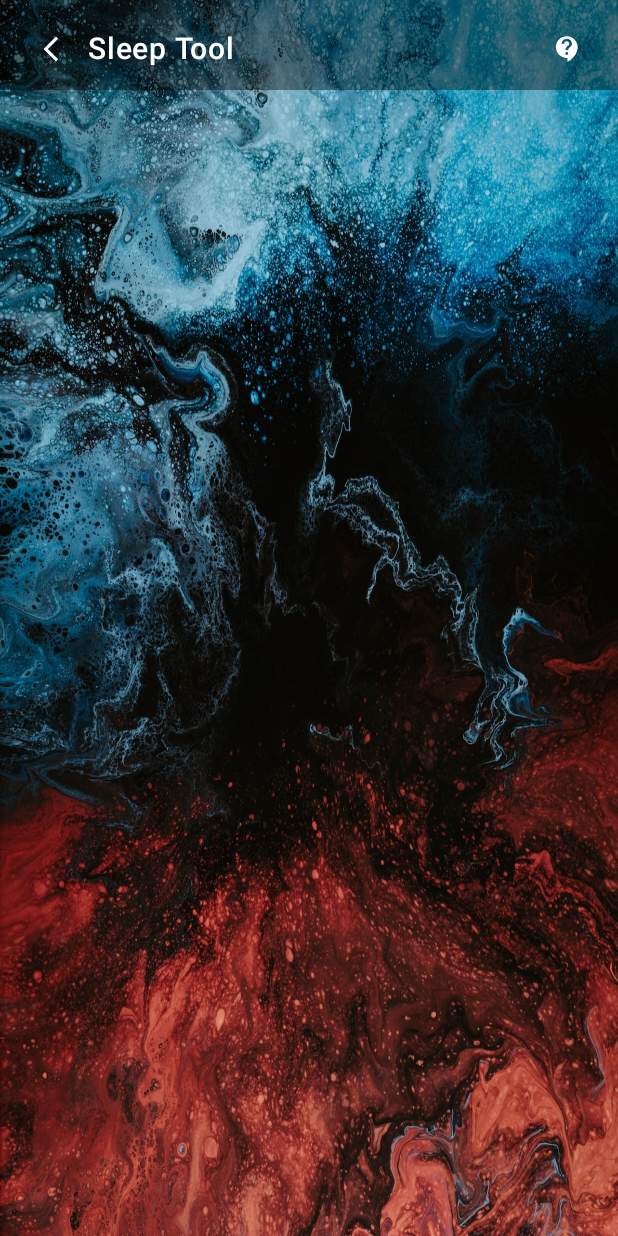
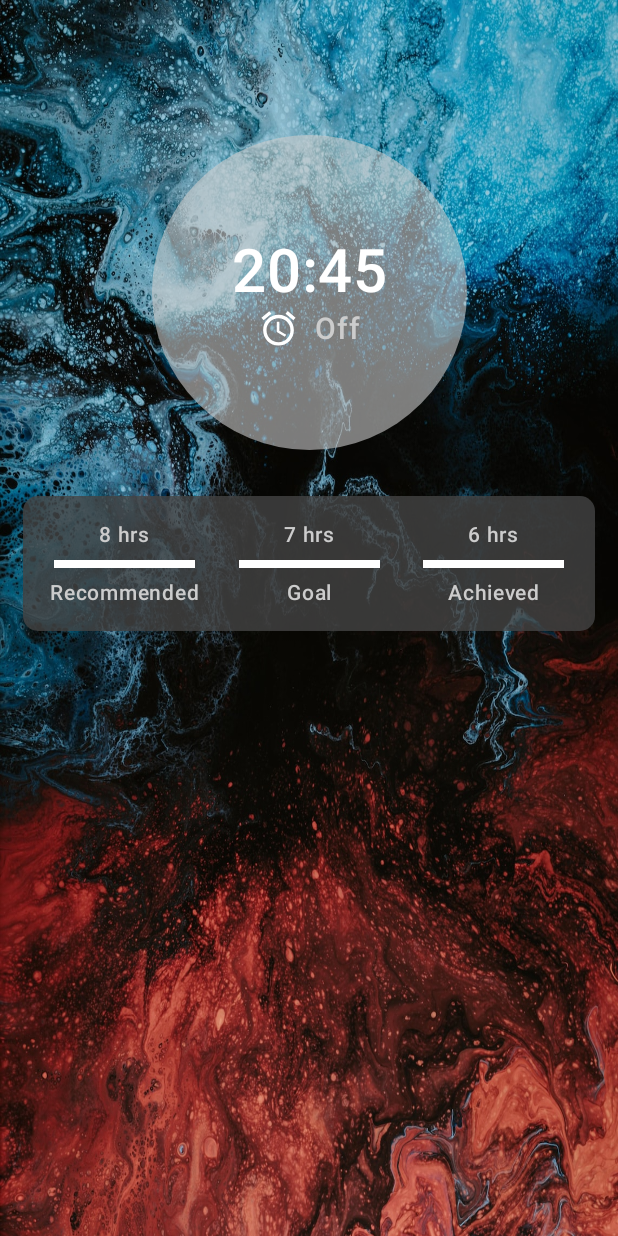
Before and after one commit to ashupandey1620/Sleep, an Android app built with Jetpack Compose: the HomeScreen screen opened through its navigation route, on a phone screen of 412 x 824 dp. Run offline under Robolectric (Android 15) with nearby library versions, the phone set to English and light mode, and no system bars; our stand-ins replace Dagger/Hilt's generated code.

Commit message:
Home Page

```diff
--- a/app/src/main/java/com/ashutosh/sleep/Navigation/AppNavigation.kt
+++ b/app/src/main/java/com/ashutosh/sleep/Navigation/AppNavigation.kt
@@ -30,7 +30,7 @@ fun AppNavigation(mainViewModel: MainViewModel) {
     ) {
         composable(route = Routes.HomeScreen.name) {
             HomeScreen(
-                navController
+//                navController
             )
         }
         composable(route = Routes.SleepFactor.name) {
--- a/app/src/main/java/com/ashutosh/sleep/Screens/HomeScreen.kt
+++ b/app/src/main/java/com/ashutosh/sleep/Screens/HomeScreen.kt
@@ -2,20 +2,45 @@ package com.ashutosh.sleep.Screens
 
 import android.annotation.SuppressLint
 import androidx.compose.foundation.Image
+import androidx.compose.foundation.background
+import androidx.compose.foundation.clickable
+import androidx.compose.foundation.layout.Arrangement
 import androidx.compose.foundation.layout.Box
 import androidx.compose.foundation.layout.Column
+import androidx.compose.foundation.layout.Row
+import androidx.compose.foundation.layout.Spacer
 import androidx.compose.foundation.layout.fillMaxSize
+import androidx.compose.foundation.layout.fillMaxWidth
 import androidx.compose.foundation.layout.height
+import androidx.compose.foundation.layout.padding
+import androidx.compose.foundation.layout.size
+import androidx.compose.foundation.layout.width
+import androidx.compose.foundation.layout.wrapContentHeight
+import androidx.compose.foundation.shape.CircleShape
+import androidx.compose.foundation.shape.RoundedCornerShape
+import androidx.compose.material.icons.Icons
+import androidx.compose.material.icons.filled.AccessAlarms
+import androidx.compose.material3.Icon
 import androidx.compose.material3.Scaffold
+import androidx.compose.material3.Text
 import androidx.compose.runtime.Composable
+import androidx.compose.runtime.getValue
+import androidx.compose.runtime.mutableStateOf
+import androidx.compose.runtime.remember
+import androidx.compose.runtime.setValue
+import androidx.compose.ui.Alignment
 import androidx.compose.ui.Modifier
 import androidx.compose.ui.draw.alpha
+import androidx.compose.ui.draw.clip
+import androidx.compose.ui.graphics.Color
 import androidx.compose.ui.graphics.painter.Painter
 import androidx.compose.ui.layout.ContentScale
 import androidx.compose.ui.platform.LocalConfiguration
 import androidx.compose.ui.res.painterResource
+import androidx.compose.ui.text.font.FontWeight
 import androidx.compose.ui.tooling.preview.Preview
 import androidx.compose.ui.unit.dp
+import androidx.compose.ui.unit.sp
 import androidx.navigation.NavController
 import com.ashutosh.sleep.Components.Toolbar
 import com.ashutosh.sleep.R
@@ -24,17 +49,19 @@ import com.ashutosh.sleep.ui.theme.SleepTheme
 @SuppressLint("UnusedMaterial3ScaffoldPaddingParameter")
 @Composable
 fun HomeScreen(
-    navController: NavController
+//    navController: NavController
 ) {
+
+    var showSheet by remember { mutableStateOf(false) }
 
     val painter: Painter = painterResource(id = R.drawable.back)
 
     Scaffold(modifier = Modifier.fillMaxSize() ,
         topBar = {
-                 Toolbar(
-                     navController,
-                     "Sleep Tool"
-                 )
+//                 Toolbar(
+//                     navController,
+//                     "Sleep Tool"
+//                 )
         } ,
         content = {
 
@@ -51,16 +78,135 @@ fun HomeScreen(
                         contentScale = ContentScale.FillBounds
                     )
 
+
+                Column(
+                    modifier = Modifier
+                        .fillMaxSize()
+                    ,
+                    verticalArrangement = Arrangement.Top ,
+                    horizontalAlignment = Alignment.CenterHorizontally
+                ) {
+
+                    Spacer(
+                        modifier = Modifier
+                            .fillMaxWidth()
+                            .height(90.dp)
+                    )
+
+
+                    Column(
+                        modifier = Modifier
+                            .size(210.dp)
+                            .clip(CircleShape)
+                            .background(Color.LightGray.copy(alpha = 0.6f))
+                        ,
+                        verticalArrangement = Arrangement.Center ,
+                        horizontalAlignment = Alignment.CenterHorizontally
+                    ) {
+
+
+                        Text(
+                            text = "20:45" ,
+                            color = Color.White ,
+                            fontSize = 40.sp ,
+                            lineHeight = 40.sp ,
+                            fontWeight = FontWeight.Medium ,
+                        )
+
+                        Row(
+                            modifier = Modifier
+                                .fillMaxWidth()
+                                .wrapContentHeight()
+                                .padding(horizontal = 20.dp) ,
+                            verticalAlignment = Alignment.CenterVertically ,
+                            horizontalArrangement = Arrangement.Center
+                        )
+                        {
+
+                            Icon(
+                                imageVector = Icons.Filled.AccessAlarms,
+                                contentDescription = "" ,
+                                tint = Color.White ,
+                                modifier = Modifier
+                                    .size(27.dp)
+                                    .clickable {
+
+                                    }
+                            )
+
+                            Spacer(modifier = Modifier.padding(5.dp))
+
+                            Text(
+                                text = "Off" ,
+                                color = Color.LightGray ,
+                                fontSize = 20.sp ,
+                                lineHeight = 22.sp ,
+                                fontWeight = FontWeight.SemiBold ,
+                            )
+                        }
+                    }
+
+                    Spacer(modifier = Modifier.padding(15.dp))
+
+                    Row(
+                        modifier = Modifier
+                            .fillMaxWidth()
+                            .height(90.dp)
+                            .padding(horizontal = 15.dp)
+                            .clip(RoundedCornerShape(10.dp))
+                            .background(Color.DarkGray.copy(alpha = 0.8f))
+                        ,
+                         verticalAlignment = Alignment.CenterVertically,
+                        horizontalArrangement = Arrangement.SpaceEvenly
+                    ) {
+                        TaskStatus(time="8 hrs",status="Recommended")
+                        TaskStatus(time="7 hrs",status="Goal")
+                        TaskStatus(time="6 hrs",status="Achieved")
+                    }
+                }
             }
 
         }
     )
 }
 
+@Composable
+fun TaskStatus(time: String , status: String) {
+    Column(
+        Modifier
+            .width(110.dp)
+            .wrapContentHeight(),
+        verticalArrangement = Arrangement.SpaceEvenly,
+        horizontalAlignment = Alignment.CenterHorizontally) {
+        Text(
+            text = time ,
+            color = Color.LightGray ,
+            fontSize = 14.sp ,
+            lineHeight = 17.sp ,
+            fontWeight = FontWeight.SemiBold ,
+
+        )
+
+        Spacer(modifier = Modifier.fillMaxWidth()
+            .padding(8.dp)
+            .height(5.dp)
+            .background(Color.White))
+
+        Text(
+            text = status ,
+            color = Color.LightGray ,
+            fontSize = 14.sp ,
+            lineHeight = 17.sp ,
+            fontWeight = FontWeight.SemiBold ,
+        )
+
+    }
+}
+
 @Preview()
 @Composable
 fun HomeScreenPreview() {
     SleepTheme {
-//        HomeScreen()
+        HomeScreen()
     }
 }
```
Also changed, not shown: app/src/main/java/com/ashutosh/sleep/Components/BottomSheet.kt (added, +21 -0 lines), app/src/main/java/com/ashutosh/sleep/Components/HomeScreenBottom.kt (added, +115 -0 lines).
